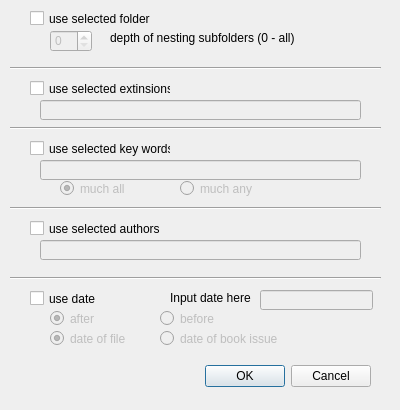
Qt form view/sel_opt.ui (Michal-D4/MyFiles) before a commit.
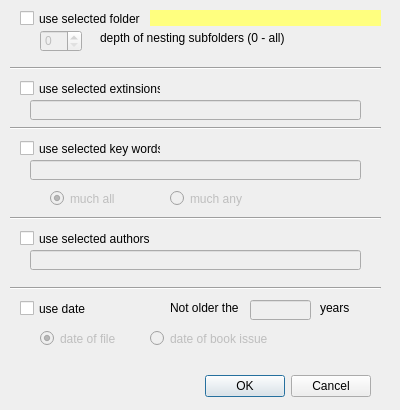
The same form after that commit.

Commit message: small changes in option dialog

Diff of the .ui file:
```diff
--- a/view/sel_opt.ui
+++ b/view/sel_opt.ui
@@ -2,6 +2,9 @@
 <ui version="4.0">
  <class>SelOpt</class>
  <widget class="QDialog" name="SelOpt">
+  <property name="enabled">
+   <bool>true</bool>
+  </property>
   <property name="geometry">
    <rect>
     <x>0</x>
@@ -38,7 +41,7 @@
    <property name="geometry">
     <rect>
      <x>30</x>
-     <y>360</y>
+     <y>370</y>
      <width>341</width>
      <height>32</height>
     </rect>
@@ -53,7 +56,7 @@
   <widget class="QCheckBox" name="chDirs">
    <property name="geometry">
     <rect>
-     <x>30</x>
+     <x>20</x>
      <y>10</y>
      <width>121</width>
      <height>17</height>
@@ -69,7 +72,7 @@
    </property>
    <property name="geometry">
     <rect>
-     <x>50</x>
+     <x>40</x>
      <y>30</y>
      <width>42</width>
      <height>22</height>
@@ -82,7 +85,7 @@
   <widget class="QLabel" name="label">
    <property name="geometry">
     <rect>
-     <x>110</x>
+     <x>100</x>
      <y>30</y>
      <width>221</width>
      <height>16</height>
@@ -111,7 +114,7 @@
   <widget class="QCheckBox" name="chExt">
    <property name="geometry">
     <rect>
-     <x>30</x>
+     <x>20</x>
      <y>80</y>
      <width>141</width>
      <height>17</height>
@@ -127,9 +130,9 @@
    </property>
    <property name="geometry">
     <rect>
-     <x>40</x>
+     <x>30</x>
      <y>100</y>
-     <width>321</width>
+     <width>331</width>
      <height>20</height>
     </rect>
    </property>
@@ -150,7 +153,7 @@
   <widget class="QCheckBox" name="chTags">
    <property name="geometry">
     <rect>
-     <x>30</x>
+     <x>20</x>
      <y>140</y>
      <width>141</width>
      <height>17</height>
@@ -166,9 +169,9 @@
    </property>
    <property name="geometry">
     <rect>
-     <x>40</x>
+     <x>30</x>
      <y>160</y>
-     <width>321</width>
+     <width>331</width>
      <height>20</height>
     </rect>
    </property>
@@ -177,7 +180,7 @@
    <property name="geometry">
     <rect>
      <x>10</x>
-     <y>200</y>
+     <y>210</y>
      <width>371</width>
      <height>16</height>
     </rect>
@@ -189,8 +192,8 @@
   <widget class="QCheckBox" name="chAuthor">
    <property name="geometry">
     <rect>
-     <x>30</x>
-     <y>220</y>
+     <x>20</x>
+     <y>230</y>
      <width>141</width>
      <height>17</height>
     </rect>
@@ -205,9 +208,9 @@
    </property>
    <property name="geometry">
     <rect>
-     <x>40</x>
-     <y>240</y>
-     <width>321</width>
+     <x>30</x>
+     <y>250</y>
+     <width>331</width>
      <height>20</height>
     </rect>
    </property>
@@ -218,8 +221,8 @@
    </property>
    <property name="geometry">
     <rect>
-     <x>60</x>
-     <y>180</y>
+     <x>50</x>
+     <y>190</y>
      <width>82</width>
      <height>17</height>
     </rect>
@@ -240,8 +243,8 @@
    </property>
    <property name="geometry">
     <rect>
-     <x>180</x>
-     <y>180</y>
+     <x>170</x>
+     <y>190</y>
      <width>82</width>
      <height>17</height>
     </rect>
@@ -257,7 +260,7 @@
    <property name="geometry">
     <rect>
      <x>10</x>
-     <y>270</y>
+     <y>280</y>
      <width>371</width>
      <height>16</height>
     </rect>
@@ -269,8 +272,8 @@
   <widget class="QCheckBox" name="chDate">
    <property name="geometry">
     <rect>
-     <x>30</x>
-     <y>290</y>
+     <x>20</x>
+     <y>300</y>
      <width>70</width>
      <height>17</height>
     </rect>
@@ -279,54 +282,13 @@
     <string>use date</string>
    </property>
   </widget>
-  <widget class="QRadioButton" name="dateAfter">
-   <property name="enabled">
-    <bool>false</bool>
-   </property>
-   <property name="geometry">
-    <rect>
-     <x>50</x>
-     <y>310</y>
-     <width>82</width>
-     <height>17</height>
-    </rect>
-   </property>
-   <property name="text">
-    <string>after</string>
-   </property>
-   <property name="checked">
-    <bool>true</bool>
-   </property>
-   <attribute name="buttonGroup">
-    <string notr="true">grDate1</string>
-   </attribute>
-  </widget>
-  <widget class="QRadioButton" name="dateBefore">
-   <property name="enabled">
-    <bool>false</bool>
-   </property>
-   <property name="geometry">
-    <rect>
-     <x>160</x>
-     <y>310</y>
-     <width>82</width>
-     <height>17</height>
-    </rect>
-   </property>
-   <property name="text">
-    <string>before</string>
-   </property>
-   <attribute name="buttonGroup">
-    <string notr="true">grDate1</string>
-   </attribute>
-  </widget>
   <widget class="QRadioButton" name="dateFile">
    <property name="enabled">
     <bool>false</bool>
    </property>
    <property name="geometry">
     <rect>
-     <x>50</x>
+     <x>40</x>
      <y>330</y>
      <width>82</width>
      <height>17</height>
@@ -348,7 +310,7 @@
    </property>
    <property name="geometry">
     <rect>
-     <x>160</x>
+     <x>150</x>
      <y>330</y>
      <width>131</width>
      <height>17</height>
@@ -367,9 +329,9 @@
    </property>
    <property name="geometry">
     <rect>
-     <x>260</x>
-     <y>290</y>
-     <width>113</width>
+     <x>250</x>
+     <y>300</y>
+     <width>61</width>
      <height>20</height>
     </rect>
    </property>
@@ -378,31 +340,56 @@
    <property name="geometry">
     <rect>
      <x>170</x>
-     <y>290</y>
-     <width>81</width>
+     <y>300</y>
+     <width>69</width>
      <height>16</height>
     </rect>
    </property>
    <property name="text">
-    <string>Input date here</string>
+    <string>Not older then</string>
    </property>
    <property name="buddy">
     <cstring>eDate</cstring>
    </property>
   </widget>
   <widget class="QLabel" name="lDir">
+   <property name="enabled">
+    <bool>true</bool>
+   </property>
    <property name="geometry">
     <rect>
-     <x>160</x>
+     <x>150</x>
      <y>10</y>
-     <width>221</width>
+     <width>231</width>
      <height>16</height>
     </rect>
    </property>
+   <property name="font">
+    <font>
+     <italic>true</italic>
+     <underline>false</underline>
+    </font>
+   </property>
+   <property name="styleSheet">
+    <string notr="true">QLabel { background-color : rgb(255, 255, 127); color : blue; }</string>
+   </property>
    <property name="text">
     <string/>
    </property>
   </widget>
+  <widget class="QLabel" name="label_3">
+   <property name="geometry">
+    <rect>
+     <x>320</x>
+     <y>300</y>
+     <width>31</width>
+     <height>16</height>
+    </rect>
+   </property>
+   <property name="text">
+    <string>years</string>
+   </property>
+  </widget>
  </widget>
  <resources/>
  <connections>
```
Left out of the diff: 2 changed lines with no effect on the pictures. The commit also changes 2 other files.
